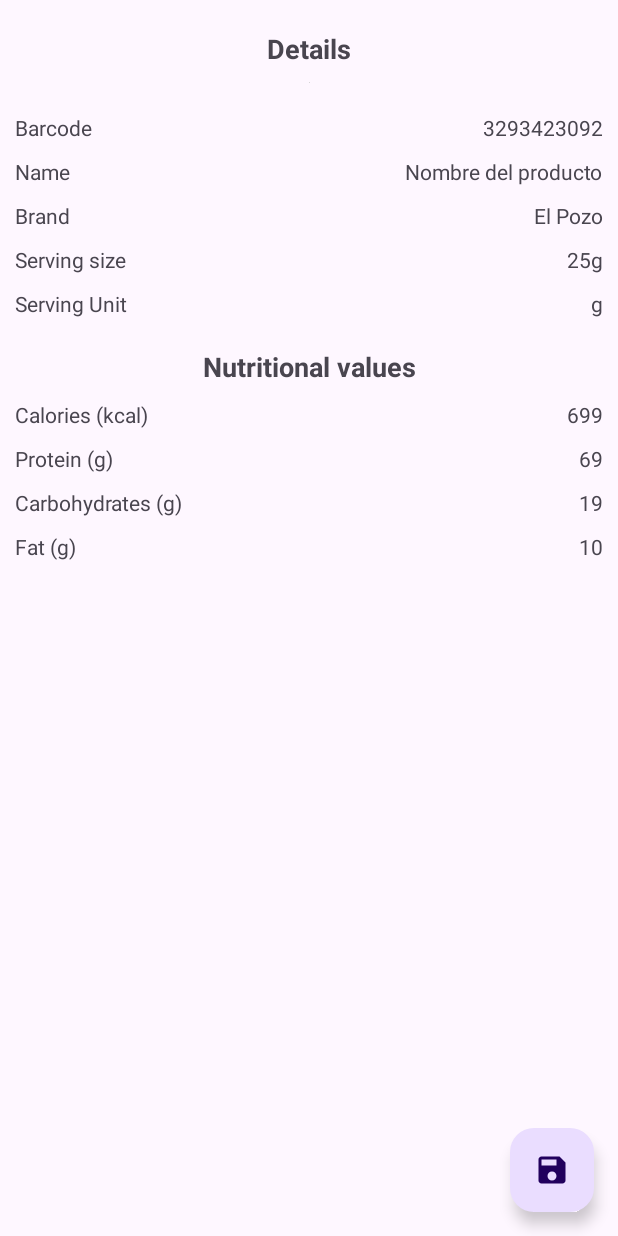
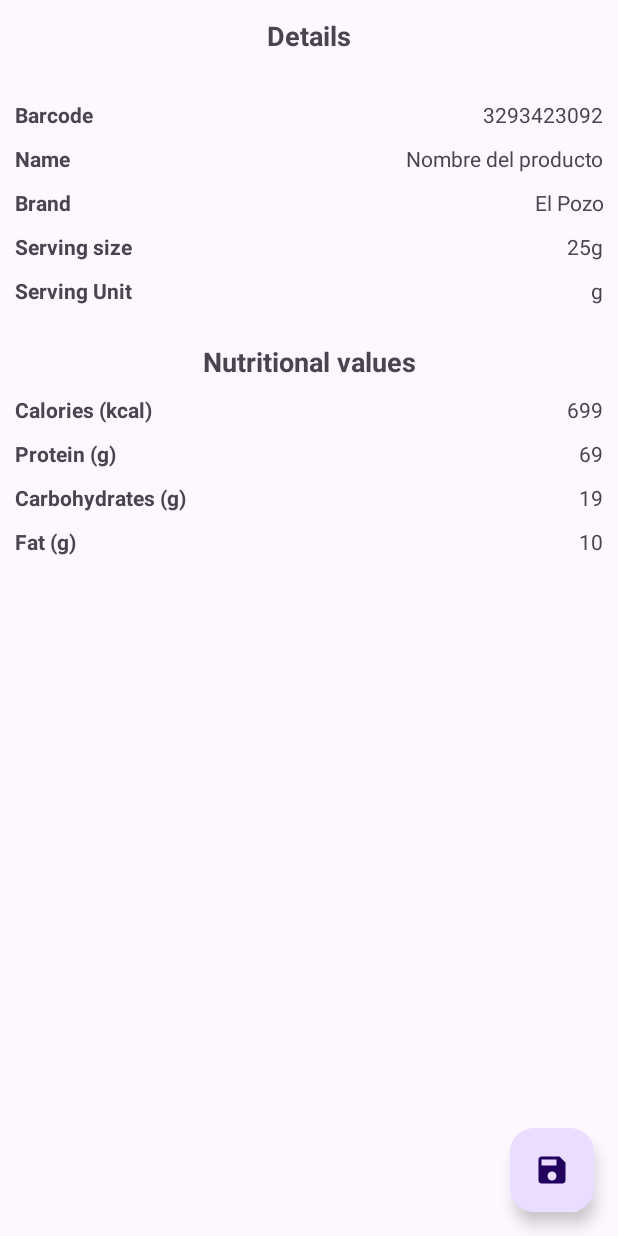
Before and after one commit to aarlucper93/SteelCheeks, an Android app: the layout fragment_food_detail.xml on its own in the app's theme, with its tools: preview values and no code run, on a phone screen of 412 x 824 dp. Run offline under Robolectric (Android 15) with nearby library versions, the phone set to English and light mode, and no system bars.

Commit message:
Minor interface improvements and cleanup

```diff
--- a/app/src/main/java/com/example/steelcheeks/ui/food/FoodListFragment.kt
+++ b/app/src/main/java/com/example/steelcheeks/ui/food/FoodListFragment.kt
@@ -51,14 +51,14 @@ class FoodListFragment : Fragment(), MenuProvider {
 
         viewModel.setLoadingStatusAsReady()
 
-        // The lifecycle of the LiveData bound to the layout is that of the Fragment's
-        binding.lifecycleOwner = viewLifecycleOwner
-
         val adapter = FoodListAdapter {
             val action =
                 FoodListFragmentDirections.actionFoodListFragmentToFoodDetailFragment(it.code)
             findNavController().navigate(action)
         }
+
+        // The lifecycle of the LiveData bound to the layout is that of the Fragment's
+        binding.lifecycleOwner = viewLifecycleOwner
         binding.recyclerView.addItemDecoration(
             DividerItemDecoration(
                 context,
--- a/app/src/main/java/com/example/steelcheeks/ui/food/FoodsViewModel.kt
+++ b/app/src/main/java/com/example/steelcheeks/ui/food/FoodsViewModel.kt
@@ -105,13 +105,9 @@ class FoodsViewModel(private val repository: FoodRepository) : ViewModel() {
             try {
                 val response = repository.getProductByBarcode(barcode)
                 if (response?.isSuccessful == true) {
-                    Log.d("response", "All good")
-                    Log.d("response", "$response")
-                    //TODO: Handle response
                     val product = response.body()?.product
                     if (product != null) {
                         _food.value = repository.toDomainModel(product)
-                        Log.d("Mapped food: ", "${food.value}")
                         _itemWasScanned.value = true
                         callback.invoke(barcode)
                         _status.value = LoadingStatus.DONE
@@ -119,7 +115,6 @@ class FoodsViewModel(private val repository: FoodRepository) : ViewModel() {
                         _status.value = LoadingStatus.ERROR
                     }
                 } else {
-                    Log.d("response", "$response")
                     _status.value = LoadingStatus.ERROR
                 }
             } catch (e: Exception) {
--- a/app/src/main/res/layout/fragment_food_detail.xml
+++ b/app/src/main/res/layout/fragment_food_detail.xml
@@ -24,10 +24,10 @@
                     android:id="@+id/tvDetails"
                     android:layout_width="wrap_content"
                     android:layout_height="wrap_content"
-                    android:layout_marginTop="10dp"
+                    android:layout_marginTop="1dp"
                     android:text="@string/detail_view_details_header"
+                    android:textSize="18sp"
                     android:textStyle="bold"
-                    android:textSize="18sp"
                     app:layout_constraintEnd_toEndOf="parent"
                     app:layout_constraintStart_toStartOf="parent"
                     app:layout_constraintTop_toTopOf="parent" />
@@ -37,9 +37,9 @@
                     android:layout_width="wrap_content"
                     android:layout_height="wrap_content"
                     android:layout_marginTop="10dp"
+                    android:adjustViewBounds="true"
                     android:maxWidth="200dp"
                     android:maxHeight="200dp"
-                    android:adjustViewBounds="true"
                     app:layout_constraintEnd_toEndOf="parent"
                     app:layout_constraintStart_toStartOf="parent"
                     app:layout_constraintTop_toBottomOf="@id/tvDetails"
@@ -51,6 +51,7 @@
                     android:layout_height="wrap_content"
                     android:layout_marginTop="20dp"
                     android:text="@string/detail_view_barcode_field"
+                    android:textStyle="bold"
                     app:layout_constraintStart_toStartOf="parent"
                     app:layout_constraintTop_toBottomOf="@id/foodDetailImage" />
 
@@ -69,20 +70,21 @@
                     android:layout_marginTop="10dp"
                     android:layout_marginEnd="30dp"
                     android:text="@string/detail_view_name_field"
+                    android:textStyle="bold"
                     app:layout_constraintStart_toStartOf="parent"
                     app:layout_constraintTop_toBottomOf="@id/tvBarcode" />
 
                 <TextView
                     android:id="@+id/tvNameValue"
-                    android:layout_width="wrap_content"
+                    android:layout_width="0dp"
                     android:layout_height="wrap_content"
+                    android:layout_marginStart="20dp"
+                    android:ellipsize="end"
+                    android:gravity="end"
+                    android:maxLines="1"
                     app:layout_constraintEnd_toEndOf="parent"
+                    app:layout_constraintStart_toEndOf="@id/detailsBarrier"
                     app:layout_constraintTop_toTopOf="@id/tvName"
-                    app:layout_constraintStart_toEndOf="@id/tvName"
-                    android:layout_marginStart="20dp"
-                    app:layout_constraintHorizontal_bias="1"
-                    android:ellipsize="end"
-                    android:maxLines="1"
                     tools:text="Nombre del producto" />
 
                 <TextView
@@ -91,14 +93,17 @@
                     android:layout_height="wrap_content"
                     android:layout_marginTop="10dp"
                     android:text="@string/detail_view_brand_field"
+                    android:textStyle="bold"
                     app:layout_constraintStart_toStartOf="parent"
                     app:layout_constraintTop_toBottomOf="@id/tvName" />
 
                 <TextView
                     android:id="@+id/tvBrandValue"
-                    android:layout_width="wrap_content"
+                    android:layout_width="0dp"
                     android:layout_height="wrap_content"
+                    android:gravity="end"
                     app:layout_constraintEnd_toEndOf="parent"
+                    app:layout_constraintStart_toEndOf="@id/detailsBarrier"
                     app:layout_constraintTop_toTopOf="@id/tvBrand"
                     tools:text="El Pozo" />
 
@@ -108,15 +113,14 @@
                     android:layout_height="wrap_content"
                     android:layout_marginTop="10dp"
                     android:text="@string/detail_view_serving_size_field"
+                    android:textStyle="bold"
                     app:layout_constraintStart_toStartOf="parent"
                     app:layout_constraintTop_toBottomOf="@id/tvBrand" />
 
-                <!-- TODO P1: Add property to the food model so it can be added dynamically -->
                 <TextView
                     android:id="@+id/tvServingSizeValue"
                     android:layout_width="wrap_content"
                     android:layout_height="wrap_content"
-                    android:text="25g"
                     app:layout_constraintEnd_toEndOf="parent"
                     app:layout_constraintTop_toTopOf="@id/tvServingSize"
                     tools:text="25g" />
@@ -125,8 +129,9 @@
                     android:id="@+id/tvServingUnit"
                     android:layout_width="wrap_content"
                     android:layout_height="wrap_content"
+                    android:layout_marginTop="10dp"
                     android:text="@string/tv_food_detail_serving_unit"
-                    android:layout_marginTop="10dp"
+                    android:textStyle="bold"
                     app:layout_constraintStart_toStartOf="parent"
                     app:layout_constraintTop_toBottomOf="@id/tvServingSize"
                     tools:text="Serving Unit" />
@@ -139,11 +144,18 @@
                     app:layout_constraintTop_toTopOf="@id/tvServingUnit"
                     tools:text="g" />
 
+                <androidx.constraintlayout.widget.Barrier
+                    android:id="@+id/detailsBarrier"
+                    android:layout_width="0dp"
+                    android:layout_height="0dp"
+                    app:barrierDirection="end"
+                    app:constraint_referenced_ids="tvBarcode,tvName,tvBrand,tvServingSize,tvServingUnit" />
+
                 <TextView
                     android:id="@+id/tvNutritionalValues"
                     android:layout_width="wrap_content"
                     android:layout_height="wrap_content"
-                    android:layout_marginTop="20dp"
+                    android:layout_marginTop="25dp"
                     android:text="@string/detail_view_nutritional_values_header"
                     android:textSize="18sp"
                     android:textStyle="bold"
@@ -157,6 +169,7 @@
                     android:layout_height="wrap_content"
                     android:layout_marginTop="10dp"
                     android:text="@string/detail_view_calories_field"
+                    android:textStyle="bold"
                     app:layout_constraintStart_toStartOf="parent"
                     app:layout_constraintTop_toBottomOf="@id/tvNutritionalValues" />
 
@@ -165,9 +178,9 @@
                     android:layout_width="wrap_content"
                     android:layout_height="wrap_content"
                     android:layout_marginTop="10dp"
-                    android:text="699"
                     app:layout_constraintEnd_toEndOf="parent"
-                    app:layout_constraintTop_toBottomOf="@id/tvNutritionalValues" />
+                    app:layout_constraintTop_toBottomOf="@id/tvNutritionalValues"
+                    tools:text="699" />
 
                 <TextView
                     android:id="@+id/tvProtein"
@@ -175,6 +188,7 @@
                     android:layout_height="wrap_content"
                     android:layout_marginTop="10dp"
                     android:text="@string/detail_view_protein_field"
+                    android:textStyle="bold"
                     app:layout_constraintStart_toStartOf="parent"
                     app:layout_constraintTop_toBottomOf="@id/tvCalories" />
 
@@ -183,9 +197,9 @@
                     android:layout_width="wrap_content"
                     android:layout_height="wrap_content"
                     android:layout_marginTop="10dp"
-                    android:text="69"
                     app:layout_constraintEnd_toEndOf="parent"
-                    app:layout_constraintTop_toBottomOf="@id/tvCalories" />
+                    app:layout_constraintTop_toBottomOf="@id/tvCalories"
+                    tools:text="69" />
 
                 <TextView
                     android:id="@+id/tvCarbs"
@@ -193,6 +207,7 @@
                     android:layout_height="wrap_content"
                     android:layout_marginTop="10dp"
                     android:text="@string/detail_view_carbohydrates_field"
+                    android:textStyle="bold"
                     app:layout_constraintStart_toStartOf="parent"
                     app:layout_constraintTop_toBottomOf="@id/tvProtein" />
 
@@ -201,9 +216,9 @@
                     android:layout_width="wrap_content"
                     android:layout_height="wrap_content"
                     android:layout_marginTop="10dp"
-                    android:text="19"
                     app:layout_constraintEnd_toEndOf="parent"
-                    app:layout_constraintTop_toBottomOf="@id/tvProtein" />
+                    app:layout_constraintTop_toBottomOf="@id/tvProtein"
+                    tools:text="19" />
 
                 <TextView
                     android:id="@+id/tvFat"
@@ -211,6 +226,7 @@
                     android:layout_height="wrap_content"
                     android:layout_marginTop="10dp"
                     android:text="@string/detail_view_fat_field"
+                    android:textStyle="bold"
                     app:layout_constraintStart_toStartOf="parent"
                     app:layout_constraintTop_toBottomOf="@id/tvCarbs" />
 
@@ -219,9 +235,9 @@
                     android:layout_width="wrap_content"
                     android:layout_height="wrap_content"
                     android:layout_marginTop="10dp"
-                    android:text="10"
                     app:layout_constraintEnd_toEndOf="parent"
-                    app:layout_constraintTop_toBottomOf="@id/tvCarbs" />
+                    app:layout_constraintTop_toBottomOf="@id/tvCarbs"
+                    tools:text="10" />
 
             </androidx.constraintlayout.widget.ConstraintLayout>
         </ScrollView>
@@ -230,12 +246,12 @@
             android:id="@+id/fab_save_to_database"
             android:layout_width="wrap_content"
             android:layout_height="wrap_content"
-            app:layout_constraintEnd_toEndOf="parent"
-            app:layout_constraintBottom_toBottomOf="parent"
             android:layout_marginEnd="16dp"
             android:layout_marginBottom="16dp"
-            app:srcCompat="@drawable/ic_save_24"
-            android:contentDescription="@string/save_food_to_local_database" />
+            android:contentDescription="@string/save_food_to_local_database"
+            app:layout_constraintBottom_toBottomOf="parent"
+            app:layout_constraintEnd_toEndOf="parent"
+            app:srcCompat="@drawable/ic_save_24" />
 
     </androidx.constraintlayout.widget.ConstraintLayout>
 
```
Also changed, not shown: app/src/main/java/com/example/steelcheeks/ui/diary/DiaryFragment.kt (+9 -0 lines), app/src/main/res/layout/fragment_diary.xml (+20 -16 lines).
